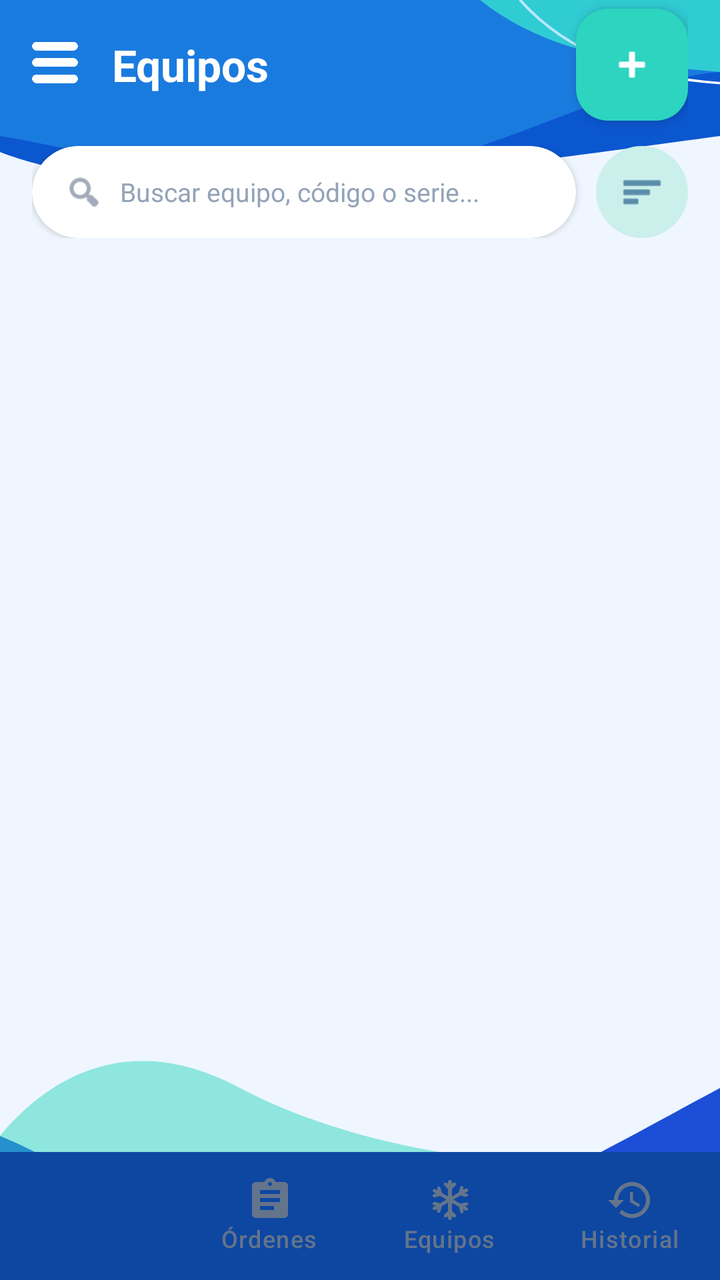
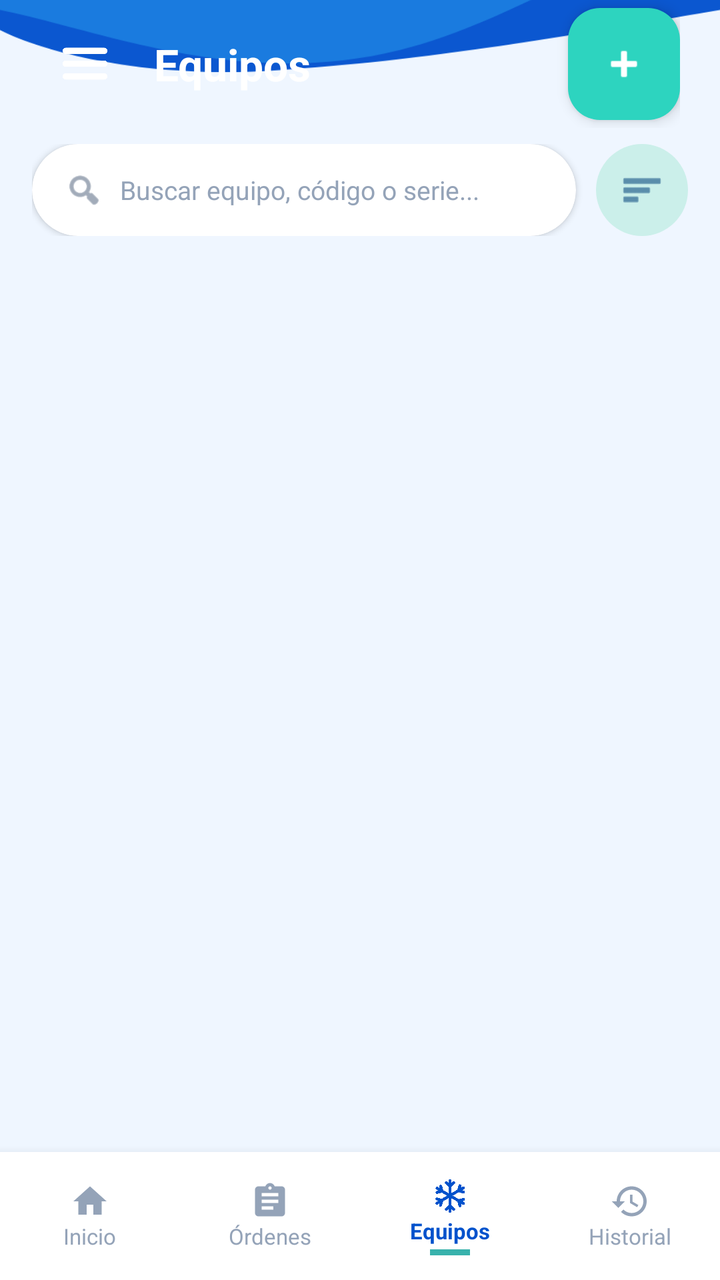

The first picture is an Android layout as it rendered before a commit; the second is the same layout after the commit. The layout source and the unified diff follow.
<!-- AndroidManifest.xml: application theme Theme.ClimaTrack -->
<!-- res/layout/activity_equipos.xml -->
<?xml version="1.0" encoding="utf-8"?>
<androidx.constraintlayout.widget.ConstraintLayout
    xmlns:android="http://schemas.android.com/apk/res/android"
    xmlns:app="http://schemas.android.com/apk/res-auto"
    xmlns:tools="http://schemas.android.com/tools"
    android:layout_width="match_parent"
    android:layout_height="match_parent"
    android:background="@drawable/bg_detalle_orden"
    tools:context=".activities.EquiposActivity">

    
    <RelativeLayout
        android:id="@+id/headerToolbar"
        android:layout_width="match_parent"
        android:layout_height="65dp"
        android:paddingStart="16dp"
        android:paddingEnd="16dp"
        app:layout_constraintTop_toTopOf="parent">

        <ImageView
            android:id="@+id/iconHeader"
            android:layout_width="28dp"
            android:layout_height="28dp"
            android:layout_centerVertical="true"
            android:src="@drawable/ic_menu"
            app:tint="@color/white" />

        <TextView
            android:layout_width="wrap_content"
            android:layout_height="wrap_content"
            android:layout_centerVertical="true"
            android:layout_marginStart="12dp"
            android:layout_toEndOf="@id/iconHeader"
            android:text="Equipos"
            android:textColor="@color/white"
            android:textSize="22sp"
            android:textStyle="bold" />

        
        <com.google.android.material.floatingactionbutton.FloatingActionButton
            android:id="@+id/btnAgregarEquipo"
            android:layout_width="wrap_content"
            android:layout_height="wrap_content"
            android:layout_alignParentEnd="true"
            android:layout_centerVertical="true"
            android:contentDescription="Agregar"
            android:src="@android:drawable/ic_input_add"
            app:backgroundTint="#2DD4BF"
            app:borderWidth="0dp"
            app:elevation="4dp"
            app:fabSize="mini"
            app:tint="@color/white"/>
    </RelativeLayout>

    
    <LinearLayout
        android:id="@+id/layoutSearch"
        android:layout_width="match_parent"
        android:layout_height="wrap_content"
        android:gravity="center_vertical"
        android:orientation="horizontal"
        android:paddingStart="16dp"
        android:paddingTop="8dp"
        android:paddingEnd="16dp"
        android:paddingBottom="8dp"
        app:layout_constraintTop_toBottomOf="@id/headerToolbar">

        
        <androidx.cardview.widget.CardView
            android:layout_width="0dp"
            android:layout_height="46dp"
            android:layout_weight="1"
            app:cardBackgroundColor="@color/white"
            app:cardCornerRadius="23dp"
            app:cardElevation="2dp">

            <LinearLayout
                android:layout_width="match_parent"
                android:layout_height="match_parent"
                android:gravity="center_vertical"
                android:orientation="horizontal"
                android:paddingStart="16dp"
                android:paddingEnd="16dp">

                <ImageView
                    android:layout_width="20dp"
                    android:layout_height="20dp"
                    android:src="@android:drawable/ic_menu_search"
                    app:tint="#64748B" />

                <EditText
                    android:id="@+id/etBuscar"
                    android:layout_width="match_parent"
                    android:layout_height="match_parent"
                    android:layout_marginStart="8dp"
                    android:background="@null"
                    android:hint="Buscar equipo, código o serie..."
                    android:inputType="text"
                    android:textColor="#0F4C81"
                    android:textColorHint="#94A3B8"
                    android:textSize="13sp" />
            </LinearLayout>
        </androidx.cardview.widget.CardView>

        
        <ImageView
            android:id="@+id/btnFilter"
            android:layout_width="46dp"
            android:layout_height="46dp"
            android:layout_marginStart="10dp"
            android:background="@drawable/bg_icon_circle"
            android:padding="12dp"
            android:src="@android:drawable/ic_menu_sort_by_size"
            app:tint="#0F4C81" />
    </LinearLayout>

    
    <androidx.recyclerview.widget.RecyclerView
        android:id="@+id/rvEquipos"
        android:layout_width="match_parent"
        android:layout_height="0dp"
        android:clipToPadding="false"
        android:paddingStart="16dp"
        android:paddingTop="8dp"
        android:paddingEnd="16dp"
        android:paddingBottom="16dp"
        app:layoutManager="androidx.recyclerview.widget.LinearLayoutManager"
        app:layout_constraintTop_toBottomOf="@id/layoutSearch"
        app:layout_constraintBottom_toTopOf="@id/bottomNavigation"
        tools:listitem="@layout/item_equipo" />

    
    <com.google.android.material.bottomnavigation.BottomNavigationView
        android:id="@+id/bottomNavigation"
        android:layout_width="match_parent"
        android:layout_height="64dp"
        android:layout_gravity="bottom"
        android:background="#FFFFFF"
        app:elevation="12dp"
        app:itemActiveIndicatorStyle="@null"
        app:itemIconSize="24dp"
        app:itemIconTint="@color/bottom_nav_colors_light"
        app:itemTextColor="@color/bottom_nav_colors_light"
        app:labelVisibilityMode="labeled"
        app:menu="@menu/bottom_menu"
        app:layout_constraintBottom_toBottomOf="parent"
        app:layout_constraintEnd_toEndOf="parent"
        app:layout_constraintStart_toStartOf="parent" />

</androidx.constraintlayout.widget.ConstraintLayout>
<!-- res/layout/item_equipo.xml (included above) -->
<?xml version="1.0" encoding="utf-8"?>
<androidx.cardview.widget.CardView xmlns:android="http://schemas.android.com/apk/res/android"
    xmlns:app="http://schemas.android.com/apk/res-auto"
    android:layout_width="match_parent"
    android:layout_height="wrap_content"
    android:layout_marginHorizontal="16dp"
    android:layout_marginVertical="6dp"
    app:cardBackgroundColor="@android:color/white"
    app:cardCornerRadius="16dp"
    app:cardElevation="2dp">

    <LinearLayout
        android:layout_width="match_parent"
        android:layout_height="wrap_content"
        android:gravity="center_vertical"
        android:orientation="horizontal"
        android:padding="14dp">

        
        <ImageView
            android:id="@+id/imgEquipo"
            android:layout_width="90dp"
            android:layout_height="80dp"
            android:contentDescription="Foto del equipo"
            android:scaleType="fitCenter"
            android:src="@drawable/splitt_pared" />

        
        <LinearLayout
            android:layout_width="0dp"
            android:layout_height="wrap_content"
            android:layout_marginStart="12dp"
            android:layout_weight="1"
            android:orientation="vertical">

            
            <LinearLayout
                android:layout_width="match_parent"
                android:layout_height="wrap_content"
                android:gravity="center_vertical"
                android:orientation="horizontal">

                <TextView
                    android:id="@+id/tvCodigoEquipo"
                    android:layout_width="0dp"
                    android:layout_height="wrap_content"
                    android:layout_weight="1"
                    android:text="EQ-00015"
                    android:textColor="#0B234A"
                    android:textSize="15sp"
                    android:textStyle="bold" />

                
                <TextView
                    android:id="@+id/tvEstadoBadge"
                    android:layout_width="wrap_content"
                    android:layout_height="wrap_content"
                    android:background="@drawable/bg_badge_operativo"
                    android:paddingHorizontal="8dp"
                    android:paddingVertical="3dp"
                    android:text="OPERATIVO"
                    android:textColor="#2E7D32"
                    android:textSize="10sp"
                    android:textStyle="bold" />
            </LinearLayout>

            
            <LinearLayout
                android:layout_width="match_parent"
                android:layout_height="wrap_content"
                android:layout_marginTop="4dp">

                <TextView
                    android:layout_width="wrap_content"
                    android:layout_height="wrap_content"
                    android:text="Tipo: "
                    android:textColor="#172F55"
                    android:textSize="12sp"
                    android:textStyle="bold" />

                <TextView
                    android:id="@+id/tvTipo"
                    android:layout_width="wrap_content"
                    android:layout_height="wrap_content"
                    android:text="Split Pared"
                    android:textColor="#60738C"
                    android:textSize="12sp" />
            </LinearLayout>

            
            <LinearLayout
                android:layout_width="match_parent"
                android:layout_height="wrap_content"
                android:layout_marginTop="1dp">

                <TextView
                    android:layout_width="wrap_content"
                    android:layout_height="wrap_content"
                    android:text="Marca: "
                    android:textColor="#172F55"
                    android:textSize="12sp"
                    android:textStyle="bold" />

                <TextView
                    android:id="@+id/tvMarca"
                    android:layout_width="wrap_content"
                    android:layout_height="wrap_content"
                    android:text="LG"
                    android:textColor="#60738C"
                    android:textSize="12sp" />
            </LinearLayout>

            
            <LinearLayout
                android:layout_width="match_parent"
                android:layout_height="wrap_content"
                android:layout_marginTop="1dp">

                <TextView
                    android:layout_width="wrap_content"
                    android:layout_height="wrap_content"
                    android:text="Modelo: "
                    android:textColor="#172F55"
                    android:textSize="12sp"
                    android:textStyle="bold" />

                <TextView
                    android:id="@+id/tvModelo"
                    android:layout_width="wrap_content"
                    android:layout_height="wrap_content"
                    android:text="Dual Inverter 24K"
                    android:textColor="#60738C"
                    android:textSize="12sp" />
            </LinearLayout>

            
            <LinearLayout
                android:layout_width="match_parent"
                android:layout_height="wrap_content"
                android:layout_marginTop="1dp">

                <TextView
                    android:layout_width="wrap_content"
                    android:layout_height="wrap_content"
                    android:text="Serie: "
                    android:textColor="#172F55"
                    android:textSize="12sp"
                    android:textStyle="bold" />

                <TextView
                    android:id="@+id/tvSerie"
                    android:layout_width="wrap_content"
                    android:layout_height="wrap_content"
                    android:text="LG24TI2022015"
                    android:textColor="#60738C"
                    android:textSize="12sp" />
            </LinearLayout>

            
            <LinearLayout
                android:layout_width="match_parent"
                android:layout_height="wrap_content"
                android:layout_marginTop="1dp">

                <TextView
                    android:layout_width="wrap_content"
                    android:layout_height="wrap_content"
                    android:text="Cliente: "
                    android:textColor="#172F55"
                    android:textSize="12sp"
                    android:textStyle="bold" />

                <TextView
                    android:id="@+id/tvCliente"
                    android:layout_width="wrap_content"
                    android:layout_height="wrap_content"
                    android:text="ACME S.A.S."
                    android:textColor="#60738C"
                    android:textSize="12sp" />
            </LinearLayout>

        </LinearLayout>

        
        <ImageView
            android:layout_width="20dp"
            android:layout_height="20dp"
            android:layout_marginStart="8dp"
            android:src="@drawable/ic_chevron_right"
            app:tint="#8A9BB0" />

    </LinearLayout>

</androidx.cardview.widget.CardView>
<!-- resources referenced by this layout -->
<resources>
  <color name="white">#FFFFFFFF</color>
  <!-- drawable bg_badge_operativo (drawable) -->
  <?xml version="1.0" encoding="utf-8"?>
  <shape xmlns:android="http://schemas.android.com/apk/res/android"
      android:shape="rectangle">
      <solid android:color="#DCE9F9" />
      <corners android:radius="12dp" />
  </shape>
  <!-- drawable bg_icon_circle (drawable) -->
  <?xml version="1.0" encoding="utf-8"?>
  <shape xmlns:android="http://schemas.android.com/apk/res/android" android:shape="oval">
      <solid android:color="#CBEFEA" /> 
  </shape>
  <!-- drawable ic_chevron_right (drawable) -->
  <vector xmlns:android="http://schemas.android.com/apk/res/android"
      android:width="24dp"
      android:height="24dp"
      android:viewportWidth="24"
      android:viewportHeight="24"
      android:tint="?attr/colorControlNormal">
      <path
          android:fillColor="#FF000000"
          android:pathData="M8.59,16.59 L13.17,12 L8.59,7.41 L10,6 L16,12 L10,18 Z" />
  </vector>
  <!-- drawable ic_menu: png bitmap (drawable, 25961 bytes) -->
  <style name="Theme.ClimaTrack" parent="Base.Theme.ClimaTrack" />
  <color name="primary">#0D50B5</color>
  <color name="on_primary">#FFFFFF</color>
  <color name="primary_container">#D9EEFF</color>
  <color name="on_primary_container">#06366F</color>
  <color name="secondary">#68D0BC</color>
  <color name="on_secondary">#073A35</color>
  <color name="secondary_container">#D8F5EF</color>
  <color name="on_secondary_container">#12483F</color>
  <style name="Widget.App.BottomNavigationView" parent="Widget.Material3.BottomNavigationView">
          <item name="indicatorColor">#33FFFFFF</item>
          <item name="itemIconTint">@color/bottom_nav_colors_white</item>
          <item name="itemTextColor">@color/bottom_nav_colors_white</item>
          <item name="backgroundTint">#0D47A1</item>
      </style>
  <style name="ShapeAppearance.ClimaTrack.Small" parent="ShapeAppearance.Material3.SmallComponent">
          <item name="cornerSize">8dp</item>
      </style>
  <style name="ShapeAppearance.ClimaTrack.Medium" parent="ShapeAppearance.Material3.MediumComponent">
          <item name="cornerSize">16dp</item>
      </style>
  <style name="ShapeAppearance.ClimaTrack.Large" parent="ShapeAppearance.Material3.LargeComponent">
          <item name="cornerSize">28dp</item>
      </style>
  <!-- unchanged entries left out for length: 3 -->
</resources>

<!-- the commit's change to res/layout/activity_equipos.xml (unified diff, before → after) -->
@@ -1,29 +1,39 @@
 <?xml version="1.0" encoding="utf-8"?>
-<androidx.constraintlayout.widget.ConstraintLayout
-    xmlns:android="http://schemas.android.com/apk/res/android"
+<androidx.constraintlayout.widget.ConstraintLayout xmlns:android="http://schemas.android.com/apk/res/android"
     xmlns:app="http://schemas.android.com/apk/res-auto"
     xmlns:tools="http://schemas.android.com/tools"
     android:layout_width="match_parent"
     android:layout_height="match_parent"
-    android:background="@drawable/bg_detalle_orden"
     tools:context=".activities.EquiposActivity">
+
+    
+    <ImageView
+        android:id="@+id/ivFondoPantalla"
+        android:layout_width="0dp"
+        android:layout_height="0dp"
+        android:contentDescription="@null"
+        android:scaleType="centerCrop"
+        android:src="@drawable/bg_detalle_orden"
+        app:layout_constraintBottom_toBottomOf="parent"
+        app:layout_constraintEnd_toEndOf="parent"
+        app:layout_constraintStart_toStartOf="parent"
+        app:layout_constraintTop_toTopOf="parent" />
 
     
     <RelativeLayout
         android:id="@+id/headerToolbar"
         android:layout_width="match_parent"
-        android:layout_height="65dp"
-        android:paddingStart="16dp"
-        android:paddingEnd="16dp"
+        android:layout_height="64dp"
+        android:paddingHorizontal="20dp"
         app:layout_constraintTop_toTopOf="parent">
 
         <ImageView
             android:id="@+id/iconHeader"
-            android:layout_width="28dp"
-            android:layout_height="28dp"
+            android:layout_width="45dp"
+            android:layout_height="41dp"
+            android:layout_alignParentStart="true"
             android:layout_centerVertical="true"
-            android:src="@drawable/ic_menu"
-            app:tint="@color/white" />
+            android:src="@drawable/ic_menu_blanco" />
 
         <TextView
             android:layout_width="wrap_content"
@@ -32,7 +42,7 @@
             android:layout_marginStart="12dp"
             android:layout_toEndOf="@id/iconHeader"
             android:text="Equipos"
-            android:textColor="@color/white"
+            android:textColor="@android:color/white"
             android:textSize="22sp"
             android:textStyle="bold" />
 
@@ -49,7 +59,8 @@
             app:borderWidth="0dp"
             app:elevation="4dp"
             app:fabSize="mini"
-            app:tint="@color/white"/>
+            app:tint="@android:color/white" />
+
     </RelativeLayout>
 
     
@@ -70,7 +81,7 @@
             android:layout_width="0dp"
             android:layout_height="46dp"
             android:layout_weight="1"
-            app:cardBackgroundColor="@color/white"
+            app:cardBackgroundColor="@android:color/white"
             app:cardCornerRadius="23dp"
             app:cardElevation="2dp">
 
@@ -119,33 +130,123 @@
         android:id="@+id/rvEquipos"
         android:layout_width="match_parent"
         android:layout_height="0dp"
+        android:layout_marginTop="8dp"
         android:clipToPadding="false"
-        android:paddingStart="16dp"
-        android:paddingTop="8dp"
-        android:paddingEnd="16dp"
+        android:paddingHorizontal="16dp"
         android:paddingBottom="16dp"
-        app:layoutManager="androidx.recyclerview.widget.LinearLayoutManager"
+        app:layout_constraintBottom_toTopOf="@id/bottomNavigation"
         app:layout_constraintTop_toBottomOf="@id/layoutSearch"
-        app:layout_constraintBottom_toTopOf="@id/bottomNavigation"
         tools:listitem="@layout/item_equipo" />
 
     
-    <com.google.android.material.bottomnavigation.BottomNavigationView
+    <LinearLayout
         android:id="@+id/bottomNavigation"
         android:layout_width="match_parent"
         android:layout_height="64dp"
-        android:layout_gravity="bottom"
         android:background="#FFFFFF"
-        app:elevation="12dp"
-        app:itemActiveIndicatorStyle="@null"
-        app:itemIconSize="24dp"
-        app:itemIconTint="@color/bottom_nav_colors_light"
-        app:itemTextColor="@color/bottom_nav_colors_light"
-        app:labelVisibilityMode="labeled"
-        app:menu="@menu/bottom_menu"
-        app:layout_constraintBottom_toBottomOf="parent"
-        app:layout_constraintEnd_toEndOf="parent"
-        app:layout_constraintStart_toStartOf="parent" />
+        android:elevation="8dp"
+        android:orientation="horizontal"
+        app:layout_constraintBottom_toBottomOf="parent">
+
+        
+        <LinearLayout
+            android:id="@+id/navHome"
+            android:layout_width="0dp"
+            android:layout_height="match_parent"
+            android:layout_weight="1"
+            android:gravity="center"
+            android:orientation="vertical">
+
+            <ImageView
+                android:layout_width="20dp"
+                android:layout_height="20dp"
+                android:src="@drawable/ic_home"
+                app:tint="#94A3B8" />
+
+            <TextView
+                android:layout_width="wrap_content"
+                android:layout_height="wrap_content"
+                android:text="Inicio"
+                android:textColor="#94A3B8"
+                android:textSize="11sp" />
+        </LinearLayout>
+
+        
+        <LinearLayout
+            android:id="@+id/navOrdenes"
+            android:layout_width="0dp"
+            android:layout_height="match_parent"
+            android:layout_weight="1"
+            android:gravity="center"
+            android:orientation="vertical">
+
+            <ImageView
+                android:layout_width="20dp"
+                android:layout_height="20dp"
+                android:src="@drawable/ic_ordenes"
+                app:tint="#94A3B8" />
+
+            <TextView
+                android:layout_width="wrap_content"
+                android:layout_height="wrap_content"
+                android:text="Órdenes"
+                android:textColor="#94A3B8"
+                android:textSize="11sp" />
+        </LinearLayout>
+
+        
+        <LinearLayout
+            android:id="@+id/navEquipos"
+            android:layout_width="0dp"
+            android:layout_height="match_parent"
+            android:layout_weight="1"
+            android:gravity="center"
+            android:orientation="vertical">
+
+            <ImageView
+                android:layout_width="20dp"
+                android:layout_height="20dp"
+                android:src="@drawable/ic_copo"
+                app:tint="#0052CC" />
+
+            <TextView
+                android:layout_width="wrap_content"
+                android:layout_height="wrap_content"
+                android:text="Equipos"
+                android:textColor="#0052CC"
+                android:textSize="11sp"
+                android:textStyle="bold" />
+
+            <View
+                android:layout_width="20dp"
+                android:layout_height="3dp"
+                android:layout_marginTop="2dp"
+                android:background="#38B2AC" />
+        </LinearLayout>
+
+        
+        <LinearLayout
+            android:id="@+id/navHistorial"
+            android:layout_width="0dp"
+            android:layout_height="match_parent"
+            android:layout_weight="1"
+            android:gravity="center"
+            android:orientation="vertical">
+
+            <ImageView
+                android:layout_width="20dp"
+                android:layout_height="20dp"
+                android:src="@drawable/ic_historial"
+                app:tint="#94A3B8" />
+
+            <TextView
+                android:layout_width="wrap_content"
+                android:layout_height="wrap_content"
+                android:text="Historial"
+                android:textColor="#94A3B8"
+                android:textSize="11sp" />
+        </LinearLayout>
+    </LinearLayout>
 
 </androidx.constraintlayout.widget.ConstraintLayout>
 <!-- res/layout/item_equipo.xml (included above) -->
<!-- resource entries referenced after the edit -->
@@ -1,6 +1,5 @@
 <!-- resources referenced by this layout -->
 <resources>
-  <color name="white">#FFFFFFFF</color>
   <!-- drawable bg_badge_operativo (drawable) -->
   <?xml version="1.0" encoding="utf-8"?>
   <shape xmlns:android="http://schemas.android.com/apk/res/android"
@@ -24,7 +23,41 @@
           android:fillColor="#FF000000"
           android:pathData="M8.59,16.59 L13.17,12 L8.59,7.41 L10,6 L16,12 L10,18 Z" />
   </vector>
-  <!-- drawable ic_menu: png bitmap (drawable, 25961 bytes) -->
+  <!-- drawable ic_copo: png bitmap (drawable, 349550 bytes) -->
+  <!-- drawable ic_historial (drawable) -->
+  <?xml version="1.0" encoding="utf-8"?>
+  <vector xmlns:android="http://schemas.android.com/apk/res/android"
+      android:width="24dp"
+      android:height="24dp"
+      android:viewportWidth="24"
+      android:viewportHeight="24">
+      <path
+          android:fillColor="#FF000000"
+          android:pathData="M13,3c-4.97,0 -9,4.03 -9,9H1l3.89,3.89 0.07,0.14L9,12H6c0,-3.87 3.13,-7 7,-7s7,3.13 7,7 -3.13,7 -7,7c-1.93,0 -3.68,-0.79 -4.94,-2.06l-1.42,1.42C8.27,19.99 10.51,21 13,21c4.97,0 9,-4.03 9,-9s-4.03,-9 -9,-9zM12,8v5l4.25,2.52 0.77,-1.28 -3.52,-2.09V8z"/>
+  </vector>
+  <!-- drawable ic_home (drawable) -->
+  <?xml version="1.0" encoding="utf-8"?>
+  <vector xmlns:android="http://schemas.android.com/apk/res/android"
+      android:width="32dp"
+      android:height="32dp"
+      android:viewportWidth="24"
+      android:viewportHeight="24">
+      <path
+          android:fillColor="#FF000000"
+          android:pathData="M10,20v-6h4v6h5v-8h3L12,3 2,12h3v8z"/>
+  </vector>
+  <!-- drawable ic_menu_blanco: png bitmap (drawable, 23986 bytes) -->
+  <!-- drawable ic_ordenes (drawable) -->
+  <?xml version="1.0" encoding="utf-8"?>
+  <vector xmlns:android="http://schemas.android.com/apk/res/android"
+      android:width="24dp"
+      android:height="24dp"
+      android:viewportWidth="24"
+      android:viewportHeight="24">
+      <path
+          android:fillColor="#FF000000"
+          android:pathData="M19,3h-4.18C14.4,1.84 13.3,1 12,1c-1.3,0 -2.4,0.84 -2.82,2H5c-1.1,0 -2,0.9 -2,2v14c0,1.1 0.9,2 2,2h14c1.1,0 2,-0.9 2,-2V5c0,-1.1 -0.9,-2 -2,-2zM12,3c0.55,0 1,0.45 1,1s-0.45,1 -1,1 -1,-0.45 -1,-1 0.45,-1 1,-1zM14,17H7v-2h7v2zM17,13H7v-2h10v2zM17,9H7V7h10v2z"/>
+  </vector>
   <style name="Theme.ClimaTrack" parent="Base.Theme.ClimaTrack" />
   <color name="primary">#0D50B5</color>
   <color name="on_primary">#FFFFFF</color>
